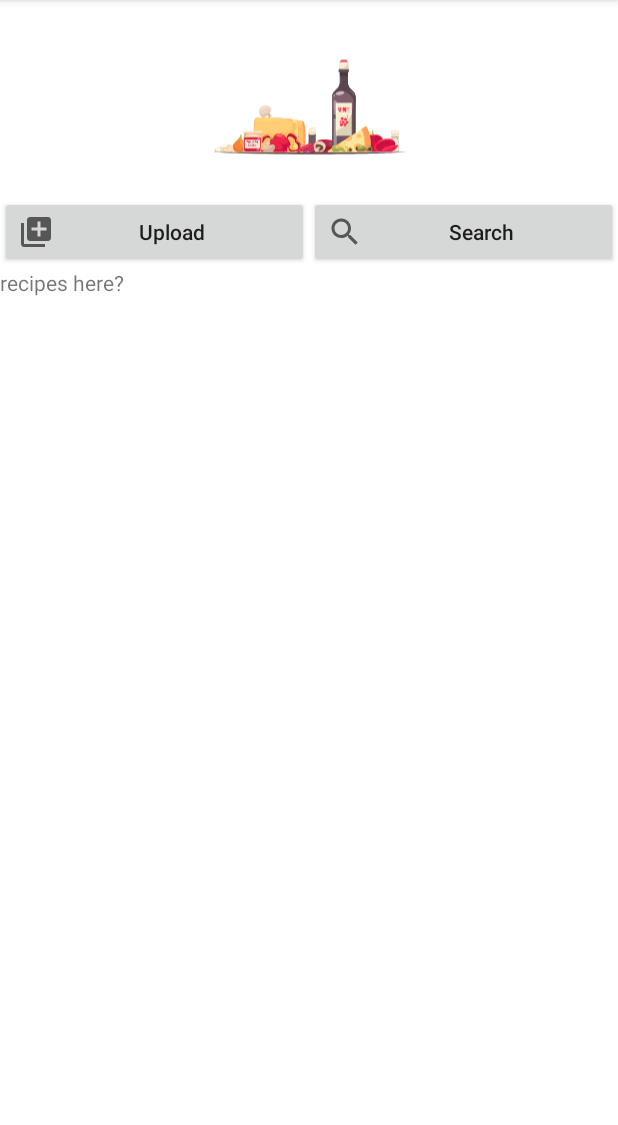
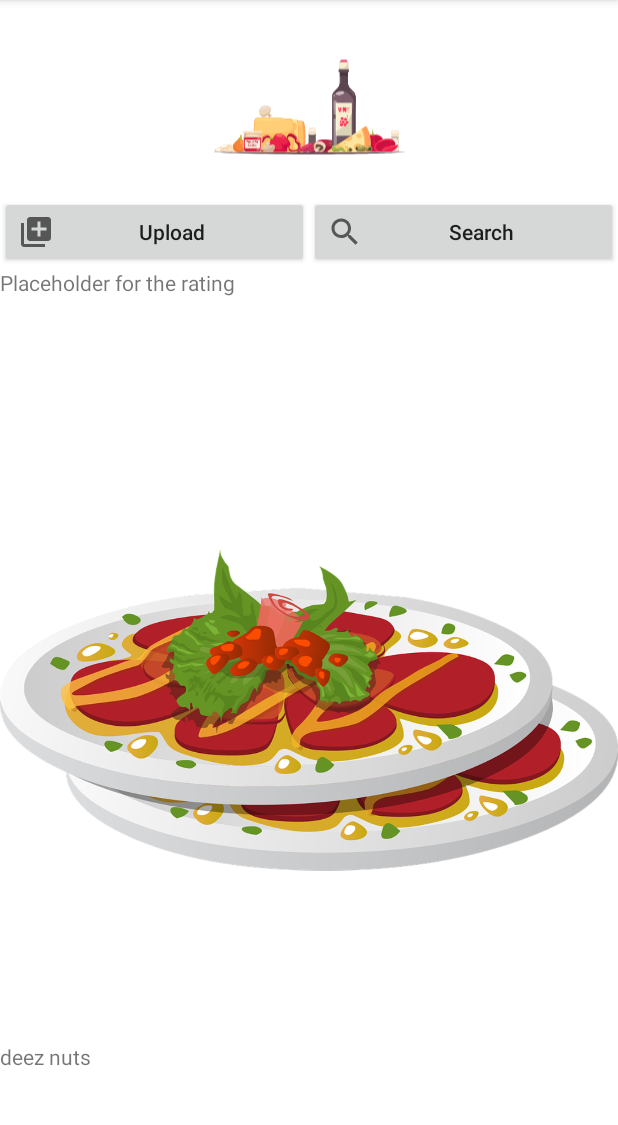
Before and after one commit to khion/recipematcher, an Android app: the screen it shows after launch (MainActivity), on a phone screen of 412 x 824 dp, the part 83-1208 px from its top. Run offline under Robolectric (Android 15) with nearby library versions, the phone set to English and light mode, and no system bars.

Commit message:
attempted to create mini fragment that displays recipe on main page.

```diff
--- a/app/build.gradle
+++ b/app/build.gradle
@@ -36,6 +36,7 @@ dependencies {
     implementation 'com.google.firebase:firebase-auth:21.0.1'
     implementation 'com.google.firebase:firebase-database:20.0.2'
     implementation 'com.google.firebase:firebase-firestore:24.0.0'
+    implementation 'androidx.legacy:legacy-support-v4:1.0.0'
     testImplementation 'junit:junit:4.+'
     androidTestImplementation 'androidx.test.ext:junit:1.1.3'
     androidTestImplementation 'androidx.test.espresso:espresso-core:3.4.0'
--- a/app/src/main/java/ca/bcit/recipematcher/MainActivity.java
+++ b/app/src/main/java/ca/bcit/recipematcher/MainActivity.java
@@ -1,6 +1,7 @@
 package ca.bcit.recipematcher;
 
 import androidx.appcompat.app.AppCompatActivity;
+import androidx.fragment.app.FragmentTransaction;
 
 import android.content.Intent;
 import android.os.Bundle;
@@ -17,6 +18,10 @@ public class MainActivity extends AppCompatActivity {
 
         androidx.appcompat.widget.Toolbar toolbar = findViewById(R.id.toolbar);
         setSupportActionBar(toolbar);
+
+        FragmentTransaction ft = getSupportFragmentManager().beginTransaction();
+        ft.replace(R.id.recipe_placeholder, new RecipeDisplayFragment());
+        ft.commit();
     }
 
     @Override
--- /dev/null
+++ b/app/src/main/java/ca/bcit/recipematcher/RecipeDisplayFragment.java
@@ -0,0 +1,37 @@
+package ca.bcit.recipematcher;
+
+import android.os.Bundle;
+
+import androidx.fragment.app.Fragment;
+
+import android.view.LayoutInflater;
+import android.view.View;
+import android.view.ViewGroup;
+import android.widget.TextView;
+
+
+public class RecipeDisplayFragment extends Fragment {
+
+
+    public RecipeDisplayFragment() {
+        // Required empty public constructor
+    }
+
+    @Override
+    public View onCreateView(LayoutInflater inflater, ViewGroup container,
+                             Bundle savedInstanceState) {
+        // Inflate the layout for this fragment
+        return inflater.inflate(R.layout.fragment_recipe_display, container, false);
+
+    }
+
+    @Override
+    public void onStart() {
+        super.onStart();
+        View v = getView();
+        if (v != null) {
+            TextView name = v.findViewById(R.id.recipe_name);
+            name.setText("deez nuts");
+        }
+    }
+}
--- a/app/src/main/res/layout/activity_main.xml
+++ b/app/src/main/res/layout/activity_main.xml
@@ -51,10 +51,15 @@
 
 
 
-    <TextView
-        android:layout_width="wrap_content"
-        android:layout_height="wrap_content"
-        android:text="recipes here?"/>
+<!--    <TextView-->
+<!--        android:layout_width="wrap_content"-->
+<!--        android:layout_height="wrap_content"-->
+<!--        android:text="recipes here?"/>-->
+    <FrameLayout
+        android:id="@+id/recipe_placeholder"
+        android:layout_width="match_parent"
+        android:layout_height="match_parent">
+    </FrameLayout>
 
 
 
--- /dev/null
+++ b/app/src/main/res/layout/fragment_recipe_display.xml
@@ -0,0 +1,27 @@
+<?xml version="1.0" encoding="utf-8"?>
+<LinearLayout xmlns:android="http://schemas.android.com/apk/res/android"
+android:layout_width="match_parent" android:layout_height="match_parent"
+android:orientation="vertical" >
+
+    <TextView
+        android:id="@+id/rating_box"
+        android:layout_width="match_parent"
+        android:layout_height="0dp"
+        android:layout_weight="1"
+        android:text="Placeholder for the rating" />
+
+    <ImageView
+        android:id="@+id/recipe_image"
+        android:layout_width="match_parent"
+        android:layout_height="0dp"
+        android:layout_weight="6"
+        android:src="@drawable/placeholder"/>
+    <TextView
+        android:id="@+id/recipe_name"
+        android:layout_width="match_parent"
+        android:layout_height="0dp"
+        android:layout_weight="1"
+        android:text="Placeholder"/>
+
+
+</LinearLayout>
--- a/app/src/main/res/values/strings.xml
+++ b/app/src/main/res/values/strings.xml
@@ -36,6 +36,8 @@
     <string name="recipe_uploaded">Recipe List</string>
     <string name="favourites">Favourites</string>
     <string name="host_txt">Hosting</string>
+    <!-- TODO: Remove or change this placeholder text -->
+    <string name="hello_blank_fragment">Hello blank fragment</string>
 
 
 </resources>
```
